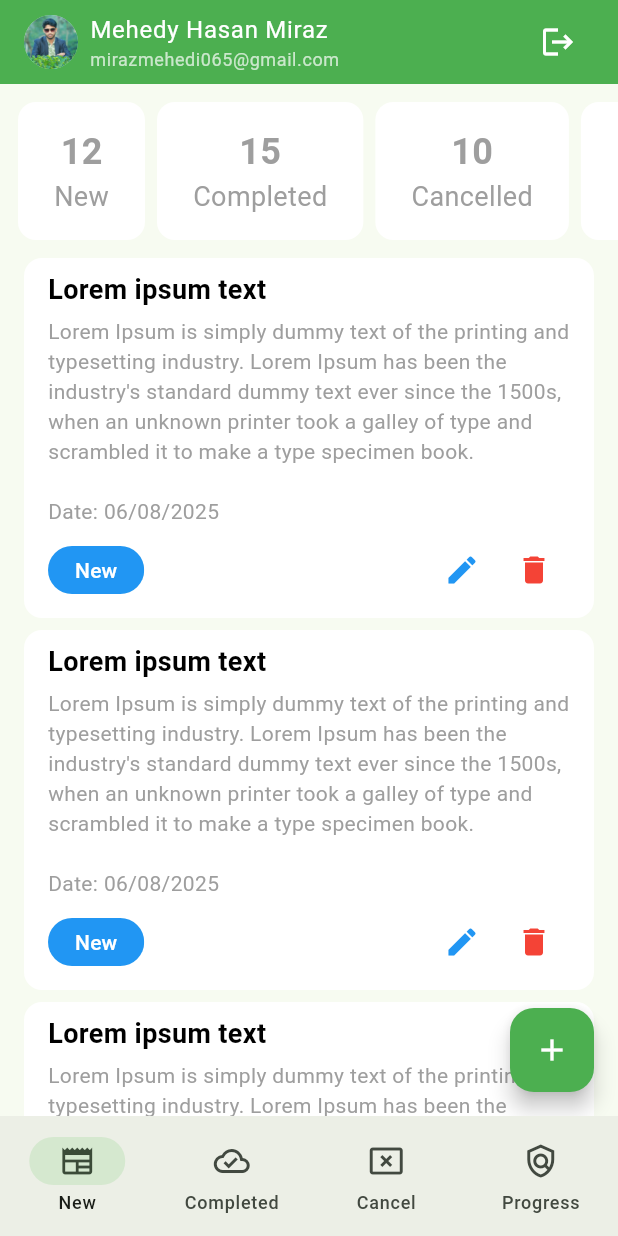
After one commit to mehedyhasanmiraz/new_task, a Flutter app: the MainBottomNavScreen screen opened directly, on a phone screen of 412 x 824 dp. The commit adds this screen. Run offline on Flutter 3.47's test engine with Material 3 defaults, Android fonts, the phone set to English and light mode, and no system bars; our stand-ins replace flutter_svg, pin_code_fields.

Commit message:
add task screen

```diff
--- /dev/null
+++ b/lib/ui/screens/cancel_task_screen.dart
@@ -0,0 +1,26 @@
+import 'package:flutter/material.dart';
+
+import '../widgets/task_card.dart';
+
+class CancelTaskScreen extends StatefulWidget {
+  const CancelTaskScreen({super.key});
+
+  @override
+  State<CancelTaskScreen> createState() => _CancelTaskScreenState();
+}
+
+class _CancelTaskScreenState extends State<CancelTaskScreen> {
+  @override
+  Widget build(BuildContext context) {
+    return ListView.separated(
+      shrinkWrap: true,
+      primary: false,
+      itemBuilder: (context, index){
+        return TaskCard(text: 'Cancelled', color: Colors.red,);
+      },
+      separatorBuilder: (context, index)=>SizedBox(height: 8),
+      itemCount: 10,
+    );
+
+  }
+}
--- /dev/null
+++ b/lib/ui/screens/complete_task_screen.dart
@@ -0,0 +1,25 @@
+import 'package:flutter/material.dart';
+
+import '../widgets/task_card.dart';
+
+class CompleteTaskScreen extends StatefulWidget {
+  const CompleteTaskScreen({super.key});
+
+  @override
+  State<CompleteTaskScreen> createState() => _CompleteTaskScreenState();
+}
+
+class _CompleteTaskScreenState extends State<CompleteTaskScreen> {
+  @override
+  Widget build(BuildContext context) {
+    return  ListView.separated(
+      shrinkWrap: true,
+      primary: false,
+      itemBuilder: (context, index){
+        return TaskCard(text: 'Complete', color: Colors.green,);
+      },
+      separatorBuilder: (context, index)=>SizedBox(height: 8),
+      itemCount: 10,
+    );
+  }
+}
--- a/lib/ui/screens/forgot_password_verify_screen.dart
+++ b/lib/ui/screens/forgot_password_verify_screen.dart
@@ -1,12 +1,8 @@
 import 'package:flutter/gestures.dart';
 import 'package:flutter/material.dart';
-import 'package:flutter_svg/svg.dart';
-import 'package:new_task/ui/screens/login_screen.dart';
 import 'package:new_task/ui/screens/pin_verification_screen.dart';
-import 'package:new_task/ui/screens/register_screen.dart';
 import 'package:new_task/ui/widgets/screen_background.dart';
 
-import '../utills/assets_path.dart';
 
 class ForgotPasswordVerifyScreen extends StatefulWidget {
   const ForgotPasswordVerifyScreen({super.key});
@@ -26,7 +22,6 @@ class _ForgotPasswordVerifyScreen extends State<ForgotPasswordVerifyScreen> {
   Widget build(BuildContext context) {
     return Scaffold(
       body: ScreenBackground(
-        child: SingleChildScrollView(
         child: Padding(
           padding: const EdgeInsets.all(24.0),
           child: Form(
@@ -82,7 +77,6 @@ class _ForgotPasswordVerifyScreen extends State<ForgotPasswordVerifyScreen> {
           ),
         ),
       ),
-      ),
     );
   }
 
--- a/lib/ui/screens/login_screen.dart
+++ b/lib/ui/screens/login_screen.dart
@@ -2,6 +2,7 @@ import 'package:flutter/gestures.dart';
 import 'package:flutter/material.dart';
 import 'package:flutter_svg/svg.dart';
 import 'package:new_task/ui/screens/forgot_password_verify_screen.dart';
+import 'package:new_task/ui/screens/main_bottom_nav.dart';
 import 'package:new_task/ui/screens/register_screen.dart';
 import 'package:new_task/ui/widgets/screen_background.dart';
 
@@ -26,9 +27,7 @@ class _LoginScreenState extends State<LoginScreen> {
   Widget build(BuildContext context) {
     return Scaffold(
       body: ScreenBackground(
-        child: SingleChildScrollView(
         child: Padding(
-
           padding: const EdgeInsets.all(24.0),
           child: Form(
             key: _formKey,
@@ -53,7 +52,8 @@ class _LoginScreenState extends State<LoginScreen> {
                 SizedBox(height: 20),
                 Container(
                   height: 50,
-                    child: ElevatedButton(onPressed: () {}, child: Text("Submit")),
+                  child: ElevatedButton(onPressed: _onTapSubmitButton,
+                      child: Text("Submit")),
                 ),
 
                 SizedBox(height: 40),
@@ -99,8 +99,11 @@ class _LoginScreenState extends State<LoginScreen> {
           ),
         ),
       ),
-      ),
     );
+  }
+
+  void _onTapSubmitButton(){
+    Navigator.pushAndRemoveUntil(context, MaterialPageRoute(builder: (context)=>MainBottomNavScreen()), (pre)=>false);
   }
 
   void onTapForgotPassword(){
--- /dev/null
+++ b/lib/ui/screens/main_bottom_nav.dart
@@ -0,0 +1,47 @@
+import 'package:flutter/material.dart';
+import 'package:new_task/ui/screens/cancel_task_screen.dart';
+import 'package:new_task/ui/screens/complete_task_screen.dart';
+import 'package:new_task/ui/screens/new_task_screen.dart';
+import 'package:new_task/ui/screens/progress_task_screen.dart';
+
+import '../widgets/tm_appbar.dart';
+
+class MainBottomNavScreen extends StatefulWidget {
+  const MainBottomNavScreen({super.key});
+
+  @override
+  State<MainBottomNavScreen> createState() => _MainBottomNavScreenState();
+}
+
+class _MainBottomNavScreenState extends State<MainBottomNavScreen> {
+  int _selectedIndex = 0;
+
+  List<Widget> _screens = [
+    NewTaskScreen(),
+    CompleteTaskScreen(),
+    CancelTaskScreen(),
+    ProgressTaskScreen(),
+  ];
+
+  @override
+  Widget build(BuildContext context) {
+    return Scaffold(
+        appBar: TMAppbar(),
+        body: _screens[_selectedIndex],
+        bottomNavigationBar: NavigationBar(
+          selectedIndex: _selectedIndex,
+            onDestinationSelected: (index){
+            setState(() {
+              _selectedIndex = index;
+            });
+            },
+            destinations: [
+              NavigationDestination(icon: Icon(Icons.newspaper), label: "New"),
+              NavigationDestination(icon: Icon(Icons.cloud_done_outlined), label: "Completed"),
+              NavigationDestination(icon: Icon(Icons.cancel_presentation), label: "Cancel"),
+              NavigationDestination(icon: Icon(Icons.policy_outlined), label: "Progress"),
+            ]
+        )
+    );
+  }
+}
--- /dev/null
+++ b/lib/ui/screens/new_task_screen.dart
@@ -0,0 +1,60 @@
+import 'package:flutter/material.dart';
+import 'package:new_task/ui/widgets/tm_appbar.dart';
+
+import '../widgets/summary_card.dart';
+import '../widgets/task_card.dart';
+
+class NewTaskScreen extends StatefulWidget {
+  const NewTaskScreen({super.key});
+
+  @override
+  State<NewTaskScreen> createState() => _NewTaskScreenState();
+}
+
+class _NewTaskScreenState extends State<NewTaskScreen> {
+  @override
+  Widget build(BuildContext context) {
+    return Scaffold(
+      body: SingleChildScrollView(
+        child: Column(
+          children: [
+            buildSummerySection(),
+            ListView.separated(
+              shrinkWrap: true,
+              primary: false,
+              itemBuilder: (context, index){
+                return TaskCard(text: 'New', color: Colors.blue,);
+              },
+              separatorBuilder: (context, index)=>SizedBox(height: 8),
+              itemCount: 10,
+            ),
+          ],
+        ),
+      ),
+      floatingActionButton: FloatingActionButton(
+        onPressed: () {},
+        child: Icon(Icons.add, color: Colors.white),
+        backgroundColor: Colors.green,
+      ),
+    );
+  }
+
+  Widget buildSummerySection() {
+    return SingleChildScrollView(
+      scrollDirection: Axis.horizontal,
+      child: Padding(
+        padding: const EdgeInsets.all(8.0),
+        child: Row(
+          crossAxisAlignment: CrossAxisAlignment.start,
+          mainAxisAlignment: MainAxisAlignment.spaceBetween,
+          children: [
+            SummaryCard(title: 'New', count: 12),
+            SummaryCard(title: 'Completed', count: 15),
+            SummaryCard(title: 'Cancelled', count: 10),
+            SummaryCard(title: 'Progress', count: 20),
+          ],
+        ),
+      ),
+    );
+  }
+}
--- /dev/null
+++ b/lib/ui/screens/progress_task_screen.dart
@@ -0,0 +1,25 @@
+import 'package:flutter/material.dart';
+
+import '../widgets/task_card.dart';
+
+class ProgressTaskScreen extends StatefulWidget {
+  const ProgressTaskScreen({super.key});
+
+  @override
+  State<ProgressTaskScreen> createState() => _ProgressTaskScreenState();
+}
+
+class _ProgressTaskScreenState extends State<ProgressTaskScreen> {
+  @override
+  Widget build(BuildContext context) {
+    return ListView.separated(
+      shrinkWrap: true,
+      primary: false,
+      itemBuilder: (context, index){
+        return TaskCard(text: 'Progress', color: Colors.pink,);
+      },
+      separatorBuilder: (context, index)=>SizedBox(height: 8),
+      itemCount: 10,
+    );
+  }
+}
--- /dev/null
+++ b/lib/ui/widgets/summary_card.dart
@@ -0,0 +1,26 @@
+import 'package:flutter/material.dart';
+
+class SummaryCard extends StatelessWidget {
+
+  final String title;
+  final int count;
+
+  const SummaryCard({
+    super.key, required this.title, required this.count,
+  });
+
+  @override
+  Widget build(BuildContext context) {
+    return Card(
+      elevation: 0,
+      color: Colors.white,
+      child: Padding(
+        padding: EdgeInsets.symmetric(horizontal: 24, vertical: 16),
+        child: Column(children: [
+          Text("$count",style: TextStyle(fontSize: 24,fontWeight: FontWeight.bold),),
+          Text(title,style: TextStyle(fontSize: 18),),
+        ]),
+      ),
+    );
+  }
+}
--- /dev/null
+++ b/lib/ui/widgets/task_card.dart
@@ -0,0 +1,56 @@
+import 'package:flutter/material.dart';
+
+class TaskCard extends StatelessWidget {
+  final String text;
+  final Color color;
+  const TaskCard({
+    super.key, required this.text, required this.color,
+  });
+
+  @override
+  Widget build(BuildContext context) {
+    return Card(
+      color: Colors.white,
+      elevation: 0,
+      margin: EdgeInsets.symmetric(horizontal: 16),
+      child: Padding(
+        padding: const EdgeInsets.symmetric(horizontal: 16.0,vertical: 8),
+        child: Column(
+          crossAxisAlignment: CrossAxisAlignment.start,
+          children: [
+            Text(
+              "Lorem ipsum text ",
+              style: TextStyle(fontSize: 18, fontWeight: FontWeight.w600,color: Colors.black),
+            ),
+            SizedBox(height: 5),
+            Text(
+              "Lorem Ipsum is simply dummy text of the printing and typesetting industry. Lorem Ipsum has been the industry's standard dummy text ever since the 1500s, when an unknown printer took a galley of type and scrambled it to make a type specimen book. ",
+            ),
+            SizedBox(height: 20,),
+
+            Text("Date: 06/08/2025"),
+            SizedBox(height: 5,),
+
+            Row(
+              mainAxisAlignment: MainAxisAlignment.spaceBetween,
+              children: [
+                Chip(
+                  label: Text(text,style: TextStyle(color: Colors.white),),
+                  padding: EdgeInsets.symmetric(horizontal: 10),
+                  shape: RoundedRectangleBorder(borderRadius:BorderRadius.circular(30)),
+                  side: BorderSide.none,
+                  backgroundColor: color,),
+                Spacer(),
+
+                IconButton(onPressed: () {}, icon: Icon(Icons
+                    .edit,color: Colors.blue,)),
+                IconButton(onPressed: () {}, icon: Icon(Icons.delete,color: Colors.red,))
+              ],
+            )
+          ],
+        ),
+      ),
+    );
+  }
+
+}
--- /dev/null
+++ b/lib/ui/widgets/tm_appbar.dart
@@ -0,0 +1,52 @@
+import 'package:flutter/material.dart';
+
+class TMAppbar extends StatelessWidget implements PreferredSizeWidget{
+  const TMAppbar({
+    super.key,
+  });
+
+  @override
+  Widget build(BuildContext context) {
+
+    TextTheme textTheme = Theme.of(context).textTheme;
+
+    return AppBar(
+      backgroundColor: Colors.green,
+      title: Row(
+        children: [
+          CircleAvatar(
+            radius: 18, // ছোট radius
+            backgroundImage: AssetImage("assets/images/gold.jpg"),
+          ),
+          SizedBox(width: 8),
+          Expanded(
+            child: Column(
+              crossAxisAlignment: CrossAxisAlignment.start,
+              children: [
+                Text(
+                  "Mehedy Hasan Miraz",
+                  style: Theme.of(context)
+                      .textTheme
+                      .bodyLarge
+                      ?.copyWith(color: Colors.white, fontSize: 16),
+                ),
+                Text(
+                  "mirazmehedi065@gmail.com",
+                  style: Theme.of(context)
+                      .textTheme
+                      .bodySmall
+                      ?.copyWith(color: Colors.white70, fontSize: 12),
+                ),
+              ],
+            ),
+          ),
+          IconButton(onPressed: (){}, icon: Icon(Icons.logout,color: Colors.white,))
+        ],
+      ),
+    );
+  }
+
+  @override
+  // TODO: implement preferredSize
+  Size get preferredSize => Size.fromHeight(kToolbarHeight);
+}
--- a/pubspec.yaml
+++ b/pubspec.yaml
@@ -62,6 +62,7 @@ flutter:
   # To add assets to your application, add an assets section, like this:
   assets:
     - assets/images/
+    - assets/images/gold.jpg
   #   - images/a_dot_ham.jpeg
 
   # An image asset can refer to one or more resolution-specific "variants", see
```
Also changed, not shown: assets/images/gold.jpg (added). Lines whose indentation alone changed are shown as unchanged.
